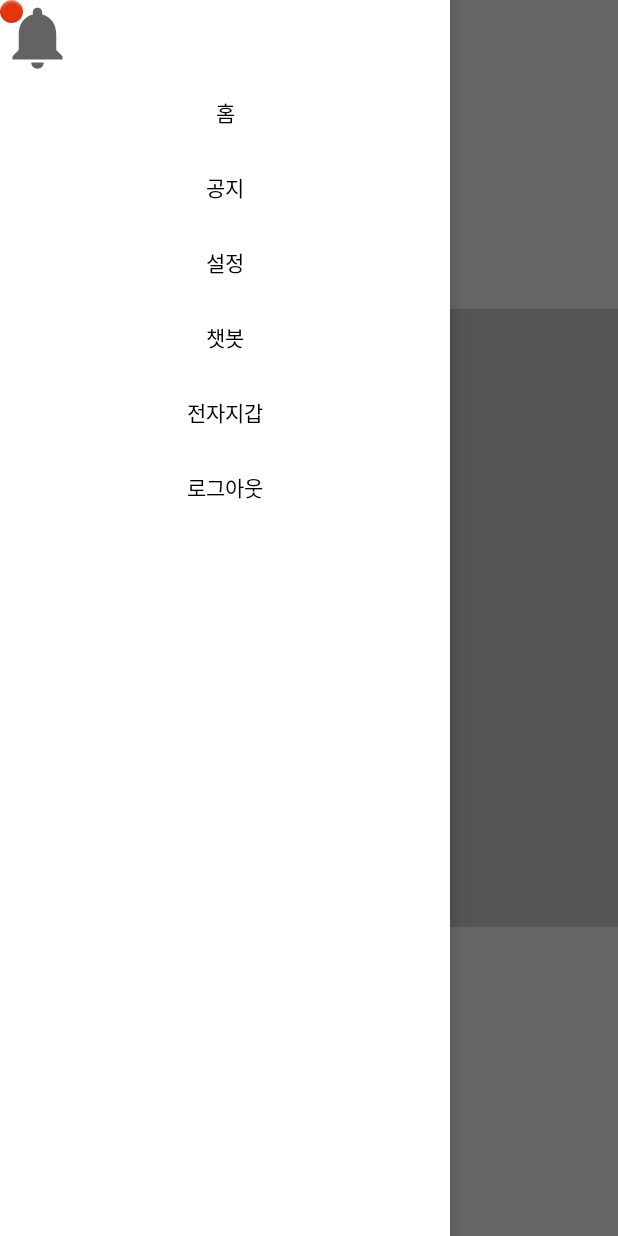
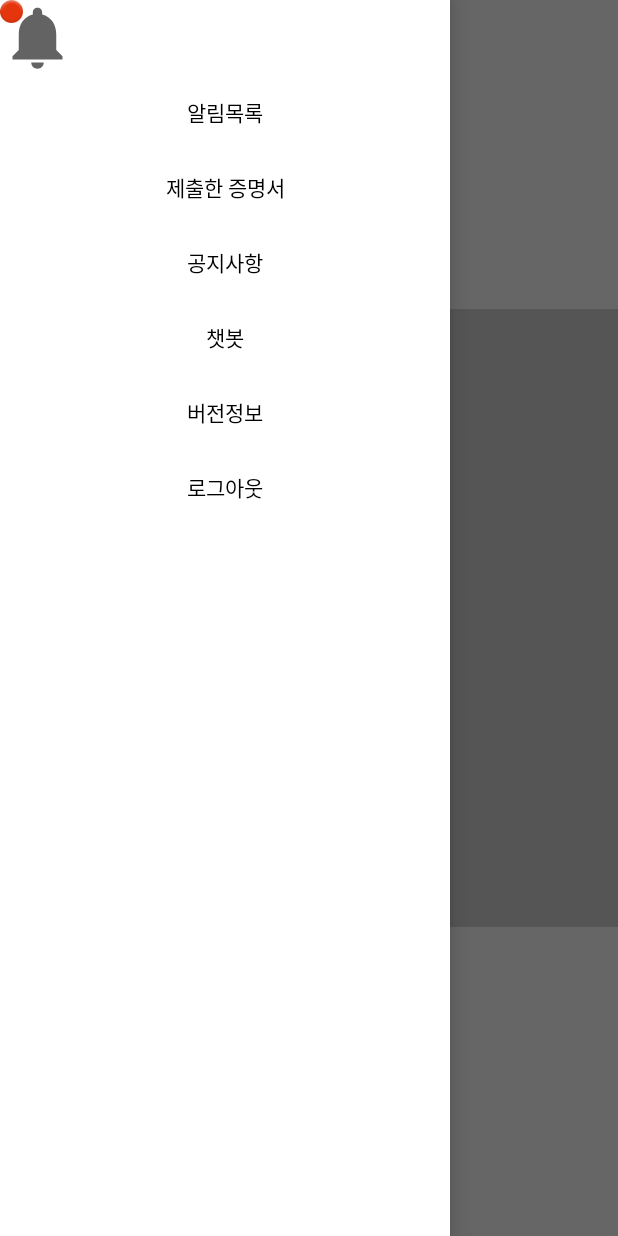
Before and after one commit to inbm-company/push-police, an Android app: the screen it shows after launch (MainActivity), with the side drawer open, on a phone screen of 412 x 824 dp. Run offline under Robolectric (Android 15) with nearby library versions, the phone set to English and light mode, and no system bars.

Commit message:
- 메뉴 클리시 페이지 이동 처리 - useragent 값 추가 - drawer xml 수정 - 퍼미션 정보 추가

```diff
--- a/app/src/main/res/layout/main_drawer.xml
+++ b/app/src/main/res/layout/main_drawer.xml
@@ -31,33 +31,31 @@
                 />
         </FrameLayout>
     </LinearLayout>
-
-
     <TextView
         android:layout_width="match_parent"
         android:layout_height="50dp"
-        android:text="홈"
+        android:text="알림목록"
         android:textAlignment="center"
         android:gravity = "center"
-        android:onClick="clickHome"
+        android:onClick="clickPushHistory"
         android:textColor="@color/black"
         />
     <TextView
         android:layout_width="match_parent"
         android:layout_height="50dp"
-        android:text="공지"
+        android:text="제출한 증명서"
         android:textAlignment="center"
         android:gravity = "center"
-        android:onClick="clickNotice"
+        android:onClick="clickPurchase"
         android:textColor="@color/black"
         />
     <TextView
         android:layout_width="match_parent"
          android:layout_height="50dp"
-        android:text="설정"
+        android:text="공지사항"
         android:textAlignment="center"
         android:gravity = "center"
-        android:onClick="clickSetting"
+        android:onClick="clickNotice"
         android:textColor="@color/black"
         />
     <TextView
@@ -72,10 +70,10 @@
     <TextView
         android:layout_width="match_parent"
         android:layout_height="50dp"
-        android:text="전자지갑"
+        android:text="버전정보"
         android:textAlignment="center"
         android:gravity = "center"
-        android:onClick="clickPurchase"
+        android:onClick="clickVersion"
         android:textColor="@color/black"
         />
     <TextView
```
Also changed, not shown: app/src/main/AndroidManifest.xml (+7 -0 lines), app/src/main/java/com/example/myapplication/AndroidBridge.java (+17 -16 lines), app/src/main/java/com/example/myapplication/MainActivity.java (+31 -23 lines). Lines whose indentation alone changed are shown as unchanged.
